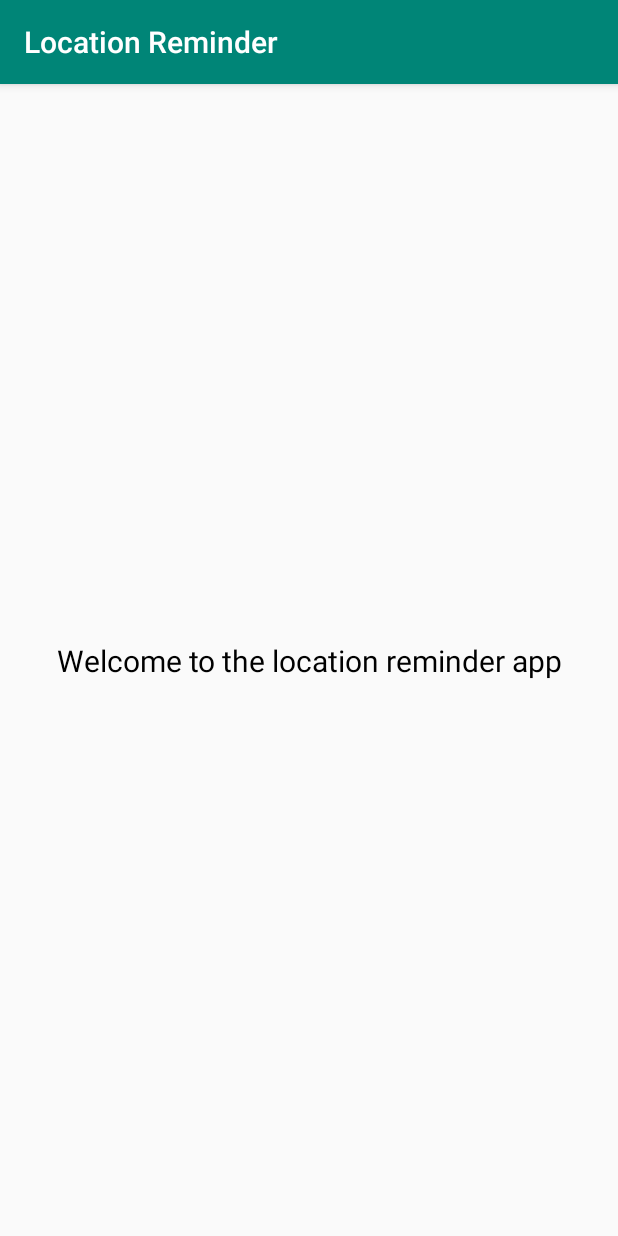
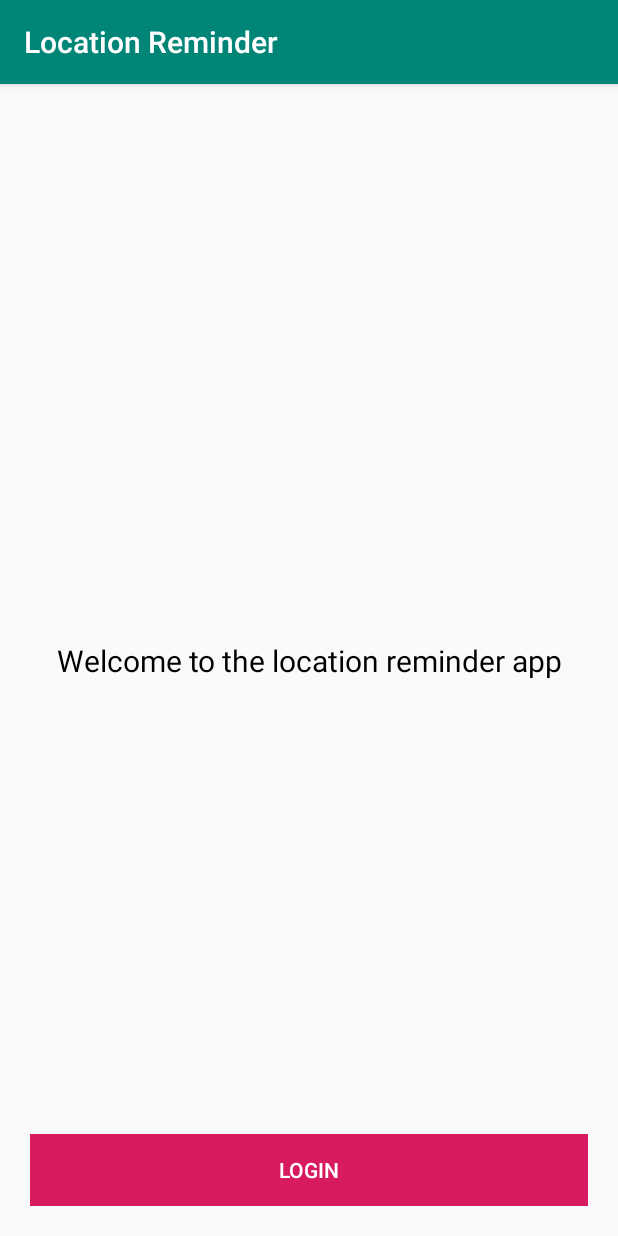
Before and after one commit to jploz/android-nd-location-reminder, an Android app: the AuthenticationActivity screen opened directly, with no data from a screen before it, on a phone screen of 412 x 824 dp. Run offline under Robolectric (Android 15) with nearby library versions, the phone set to English and light mode, and no system bars; our stand-ins replace data binding.

Commit message:
Convert layout of auth activity to use data binding

```diff
--- a/app/src/main/res/layout/activity_authentication.xml
+++ b/app/src/main/res/layout/activity_authentication.xml
@@ -1,9 +1,19 @@
 <?xml version="1.0" encoding="utf-8"?>
+<layout>
+
+    <data>
+
+        <variable
+            name="viewModel"
+            type="com.udacity.locationreminder.authentication.AuthenticationViewModel" />
+    </data>
+
     <androidx.constraintlayout.widget.ConstraintLayout xmlns:android="http://schemas.android.com/apk/res/android"
         xmlns:app="http://schemas.android.com/apk/res-auto"
         xmlns:tools="http://schemas.android.com/tools"
         android:layout_width="match_parent"
         android:layout_height="match_parent"
+        android:padding="@dimen/padding_large"
         tools:context=".authentication.AuthenticationActivity">
 
         <TextView
@@ -17,4 +27,15 @@
             app:layout_constraintStart_toStartOf="parent"
             app:layout_constraintTop_toTopOf="parent" />
 
+        <Button
+            android:id="@+id/login_button"
+            android:layout_width="match_parent"
+            android:layout_height="wrap_content"
+            android:background="@color/colorAccent"
+            android:onClick="@{() -> viewModel.onLoginClicked()}"
+            android:text="@string/login"
+            android:textColor="@color/white"
+            app:layout_constraintBottom_toBottomOf="parent" />
+
     </androidx.constraintlayout.widget.ConstraintLayout>
+</layout>
```
Lines whose indentation alone changed are shown as unchanged.
